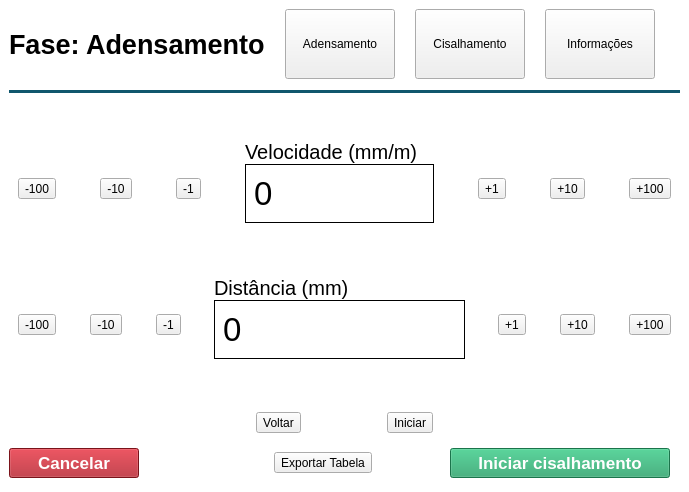
Above: Code/Interface/mainwindow.ui from Matheusodias/infralab_direct_shear_embedded_interface before the change. Below: the same form after it.
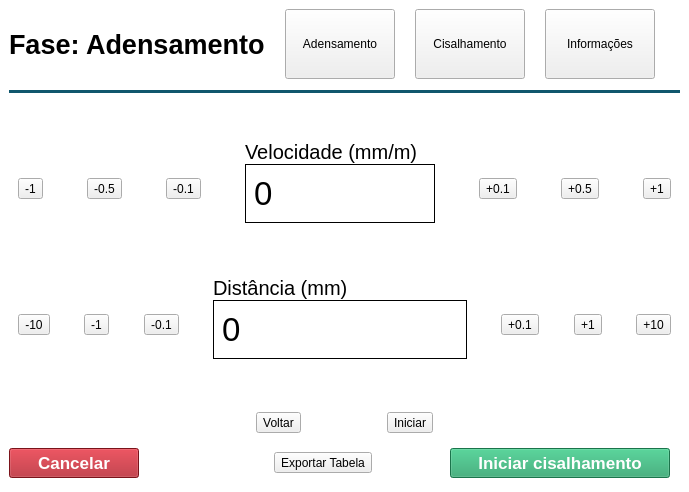
That is the form after the change. The open tabs and pages were chosen to show the change. Icons and pictures are not drawn.

Commit message: Update shear buttons and names

```diff
--- a/Code/Interface/mainwindow.ui
+++ b/Code/Interface/mainwindow.ui
@@ -452,30 +452,30 @@
             </item>
             <item>
              <layout class="QHBoxLayout" name="adjustVelocity_Layout" stretch="3,1,3,1,3,1,5,1,3,1,3,1,3">
-              <item>
-               <widget class="QToolButton" name="minus100Velocity_toolButton">
-                <property name="text">
-                 <string>-100</string>
-                </property>
-               </widget>
-              </item>
-              <item>
-               <spacer name="horizontalSpacer_32">
-                <property name="orientation">
-                 <enum>Qt::Horizontal</enum>
-                </property>
-                <property name="sizeHint" stdset="0">
-                 <size>
-                  <width>40</width>
-                  <height>20</height>
-                 </size>
-                </property>
-               </spacer>
-              </item>
               <item>
                <widget class="QToolButton" name="minus10Velocity_toolButton">
                 <property name="text">
-                 <string>-10</string>
+                 <string>-1</string>
+                </property>
+               </widget>
+              </item>
+              <item>
+               <spacer name="horizontalSpacer_32">
+                <property name="orientation">
+                 <enum>Qt::Horizontal</enum>
+                </property>
+                <property name="sizeHint" stdset="0">
+                 <size>
+                  <width>40</width>
+                  <height>20</height>
+                 </size>
+                </property>
+               </spacer>
+              </item>
+              <item>
+               <widget class="QToolButton" name="minus5Velocity_toolButton">
+                <property name="text">
+                 <string>-0.5</string>
                 </property>
                </widget>
               </item>
@@ -495,7 +495,7 @@
               <item>
                <widget class="QToolButton" name="minus1Velocity_toolButton">
                 <property name="text">
-                 <string>-1</string>
+                 <string>-0.1</string>
                 </property>
                </widget>
               </item>
@@ -578,7 +578,7 @@
               <item>
                <widget class="QToolButton" name="plus1Velocity_toolButton">
                 <property name="text">
-                 <string>+1</string>
+                 <string>+0.1</string>
                 </property>
                </widget>
               </item>
@@ -596,9 +596,9 @@
                </spacer>
               </item>
               <item>
-               <widget class="QToolButton" name="plus10Velocity_toolButton">
+               <widget class="QToolButton" name="plus5Velocity_toolButton">
                 <property name="text">
-                 <string>+10</string>
+                 <string>+0.5</string>
                 </property>
                </widget>
               </item>
@@ -616,9 +616,9 @@
                </spacer>
               </item>
               <item>
-               <widget class="QToolButton" name="plus100Velocity_toolButton">
+               <widget class="QToolButton" name="plus10Velocity_toolButton">
                 <property name="text">
-                 <string>+100</string>
+                 <string>+1</string>
                 </property>
                </widget>
               </item>
@@ -642,7 +642,7 @@
               <item>
                <widget class="QToolButton" name="minus100Distance_toolButton">
                 <property name="text">
-                 <string>-100</string>
+                 <string>-10</string>
                 </property>
                </widget>
               </item>
@@ -662,7 +662,7 @@
               <item>
                <widget class="QToolButton" name="minus10Distance_toolButton">
                 <property name="text">
-                 <string>-10</string>
+                 <string>-1</string>
                 </property>
                </widget>
               </item>
@@ -682,7 +682,7 @@
               <item>
                <widget class="QToolButton" name="minus1Distance_toolButton">
                 <property name="text">
-                 <string>-1</string>
+                 <string>-0.1</string>
                 </property>
                </widget>
               </item>
@@ -777,7 +777,7 @@
               <item>
                <widget class="QToolButton" name="plus1Distance_toolButton">
                 <property name="text">
-                 <string>+1</string>
+                 <string>+0.1</string>
                 </property>
                </widget>
               </item>
@@ -797,7 +797,7 @@
               <item>
                <widget class="QToolButton" name="plus10Distance_toolButton">
                 <property name="text">
-                 <string>+10</string>
+                 <string>+1</string>
                 </property>
                </widget>
               </item>
@@ -817,7 +817,7 @@
               <item>
                <widget class="QToolButton" name="plus100Distance_toolButton">
                 <property name="text">
-                 <string>+100</string>
+                 <string>+10</string>
                 </property>
                </widget>
               </item>
```
Left out of the diff: 2 changed lines with no effect on the pictures. The commit also changes 1 other file.
